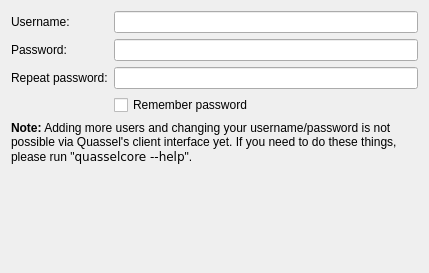
First picture: the form in src/qtui/ui/coreconfigwizardadminuserpage.ui, repository quassel/quassel, before the edit.
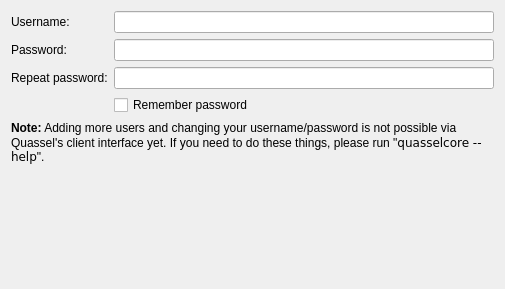
Second picture: the form after the edit.

Commit message:
Fix layout issues in CoreConfigWizard; cleanup
Qt has trouble layouting widgets dynamically added to wizard pages,
so switch to using QStackedWidget for storage and authenticator
settings. Add size policies as needed and explicitly set the size of
all pages to fit the largest one to ensure that the wizard is large
enough.

While we're at it, clean up related code a bit.

Closes GH-170.

What changed in the file:
```diff
--- a/src/qtui/ui/coreconfigwizardadminuserpage.ui
+++ b/src/qtui/ui/coreconfigwizardadminuserpage.ui
@@ -6,8 +6,8 @@
    <rect>
     <x>0</x>
     <y>0</y>
-    <width>429</width>
-    <height>273</height>
+    <width>505</width>
+    <height>289</height>
    </rect>
   </property>
   <property name="windowTitle">
@@ -16,6 +16,9 @@
   <layout class="QVBoxLayout">
    <item>
     <layout class="QGridLayout">
+     <property name="sizeConstraint">
+      <enum>QLayout::SetMinimumSize</enum>
+     </property>
      <item row="0" column="0">
       <widget class="QLabel" name="label_2">
        <property name="text">
```
The commit also changes 5 other files.
